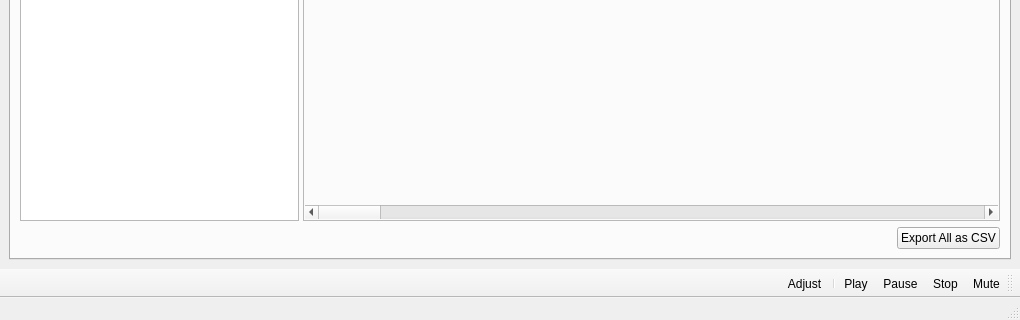
This is qtsrc/eyeplus/mainwindow.ui in starshine-bcit/eyeplus as Qt 5 draws it before an edit; both pictures show x 0 to 1020 and y 405 to 725 of the 1020 by 725 pixel window. The edited form follows.
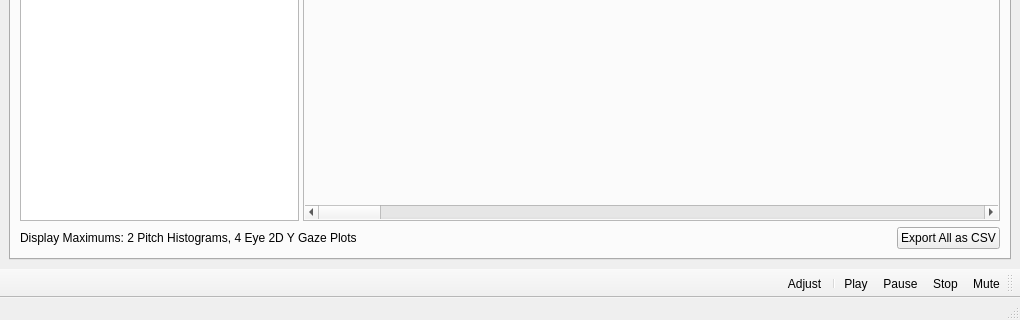
This is the edited form. Icons and pictures are not drawn.

Commit message: Remove unnecessary repeated PitchHistogram class Plot up to Pitch Histograms side-by-side Change maximum number of overall 2d eye y plots to 4 Adjust colours of overall 2d eye y plots

Patch:
```diff
--- a/qtsrc/eyeplus/mainwindow.ui
+++ b/qtsrc/eyeplus/mainwindow.ui
@@ -757,7 +757,14 @@
          </layout>
         </item>
         <item>
-         <layout class="QHBoxLayout" name="horizontalLayoutOverallButtons" stretch="0,0">
+         <layout class="QHBoxLayout" name="horizontalLayoutOverallButtons" stretch="0,0,0">
+          <item>
+           <widget class="QLabel" name="labelOverallWarning">
+            <property name="text">
+             <string>Display Maximums: 2 Pitch Histograms, 4 Eye 2D Y Gaze Plots</string>
+            </property>
+           </widget>
+          </item>
           <item>
            <spacer name="horizontalSpacer_2">
             <property name="orientation">
```
Left out of the diff: 4 changed lines with no effect on the pictures. The commit also changes 4 other files.
